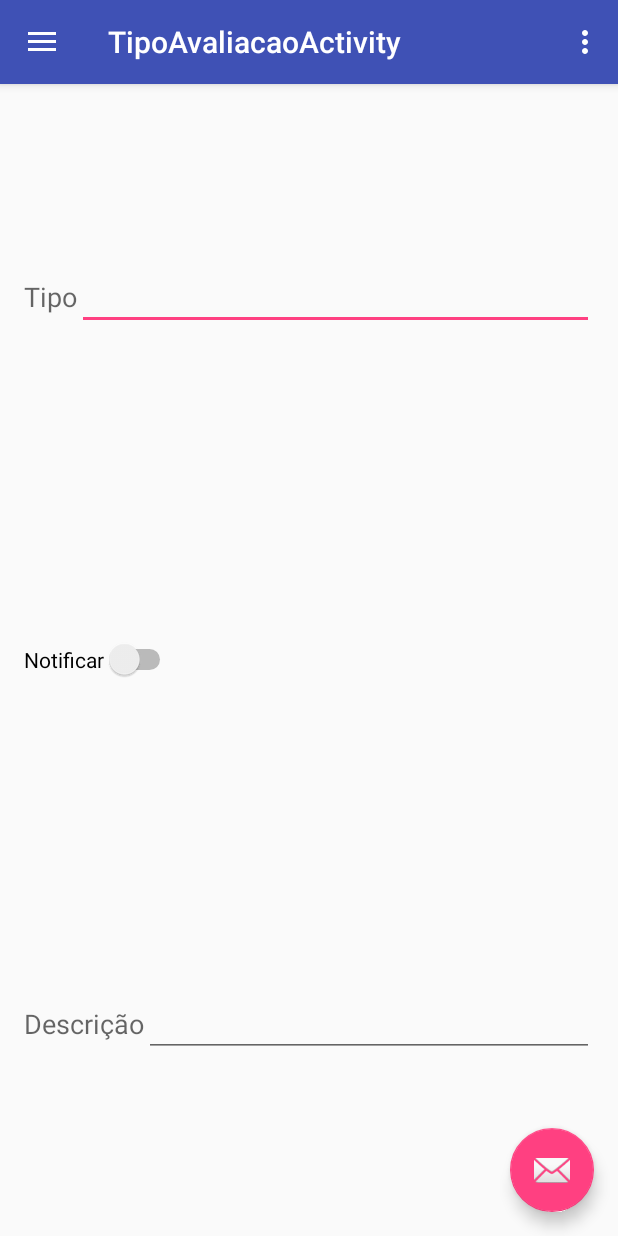
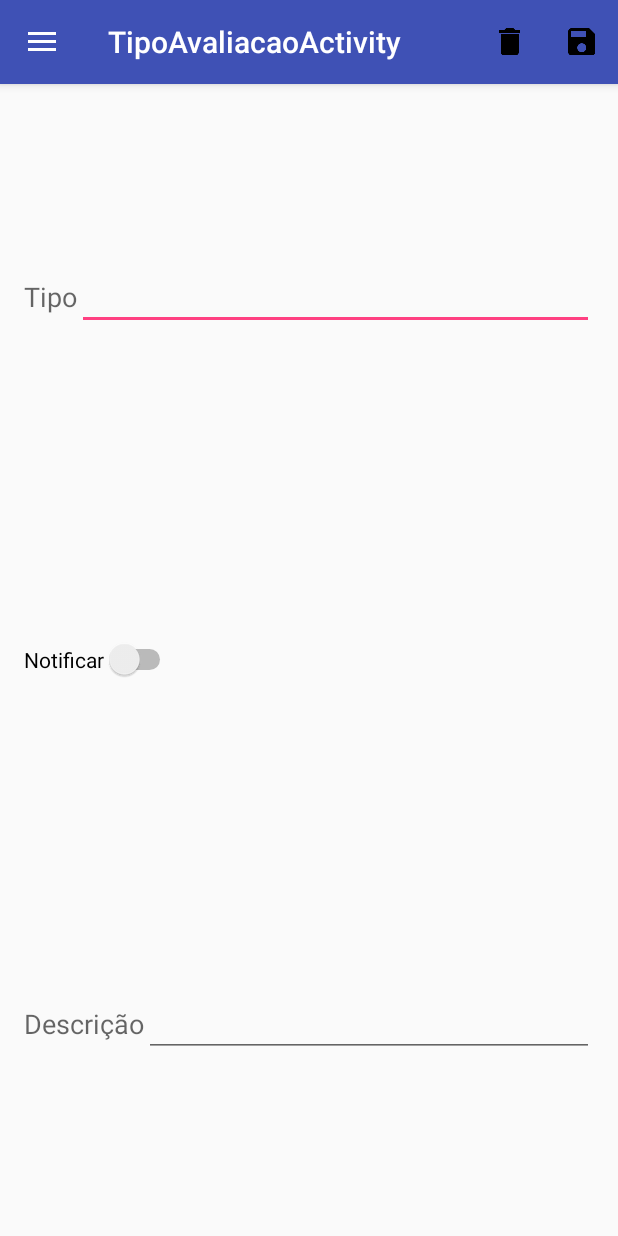
Before and after one commit to EduardoSeguraFornari/Avaliacoes, an Android app: the TipoAvaliacaoActivity screen opened directly, with no data from a screen before it, on a phone screen of 412 x 824 dp. Run offline under Robolectric (Android 15) with nearby library versions, the phone set to English and light mode, and no system bars.

Commit message:
colocando finish nas activitys, utilizando uma pagina de deleção exclusão para todas as ações de deletar, adicionando a ação deletar em TipoAvaliacaoActivity

```diff
--- a/app/src/main/java/com/fornari/eduardo/avaliacoes/AvaliacoesActivity.java
+++ b/app/src/main/java/com/fornari/eduardo/avaliacoes/AvaliacoesActivity.java
@@ -112,9 +112,11 @@ public class AvaliacoesActivity extends AppCompatActivity
 
         if (id == R.id.nav_disciplinas) {
             Intent it = new Intent(AvaliacoesActivity.this, DisciplinasActivity.class);
+            finish();
             startActivityForResult(it, 0);
         } else if (id == R.id.nav_tipos_avaliacao) {
             Intent it = new Intent(AvaliacoesActivity.this, TiposDeAvaliacaoActivity.class);
+            finish();
             startActivityForResult(it, 0);
         }
 
--- a/app/src/main/java/com/fornari/eduardo/avaliacoes/DisciplinasActivity.java
+++ b/app/src/main/java/com/fornari/eduardo/avaliacoes/DisciplinasActivity.java
@@ -53,6 +53,7 @@ public class DisciplinasActivity extends AppCompatActivity
                 Disciplina disciplina = arrayAdapterDisciplinas.getItem(position);
                 Intent intent = new Intent(DisciplinasActivity.this, DisciplinaActivity.class);
                 intent.putExtra("DISCIPLINA_ID", disciplina.getId());
+                finish();
                 startActivity(intent);
             }
         });
@@ -168,9 +169,11 @@ public class DisciplinasActivity extends AppCompatActivity
 
         if (id == R.id.nav_avaliacoes) {
             intent = new Intent(DisciplinasActivity.this, AvaliacoesActivity.class);
+            finish();
             startActivityForResult(intent, 0);
         } else if (id == R.id.nav_tipos_avaliacao) {
             intent = new Intent(DisciplinasActivity.this, TiposDeAvaliacaoActivity.class);
+            finish();
             startActivityForResult(intent, 0);
         }
 
--- a/app/src/main/java/com/fornari/eduardo/avaliacoes/TiposDeAvaliacaoActivity.java
+++ b/app/src/main/java/com/fornari/eduardo/avaliacoes/TiposDeAvaliacaoActivity.java
@@ -48,6 +48,7 @@ public class TiposDeAvaliacaoActivity extends AppCompatActivity
                 TipoAvaliacao tipoAvaliacao = arrayAdapterTiposAvaliacao.getItem(position);
                 Intent intent = new Intent(TiposDeAvaliacaoActivity.this, TipoAvaliacaoActivity.class);
                 intent.putExtra("TIPO_AVALIACAO_ID", tipoAvaliacao.getId());
+                finish();
                 startActivity(intent);
             }
         });
@@ -152,9 +153,11 @@ public class TiposDeAvaliacaoActivity extends AppCompatActivity
         Intent intent;
         if (id == R.id.nav_avaliacoes) {
             intent = new Intent(TiposDeAvaliacaoActivity.this, AvaliacoesActivity.class);
+            finish();
             startActivityForResult(intent, 0);
         } else if (id == R.id.nav_disciplinas) {
             intent = new Intent(TiposDeAvaliacaoActivity.this, DisciplinasActivity.class);
+            finish();
             startActivityForResult(intent, 0);
         }
 
--- a/app/src/main/res/layout/app_bar_tipo_avaliacao.xml
+++ b/app/src/main/res/layout/app_bar_tipo_avaliacao.xml
@@ -23,12 +23,4 @@
 
     <include layout="@layout/content_tipo_avaliacao" />
 
-    <android.support.design.widget.FloatingActionButton
-        android:id="@+id/fab"
-        android:layout_width="wrap_content"
-        android:layout_height="wrap_content"
-        android:layout_gravity="bottom|end"
-        android:layout_margin="@dimen/fab_margin"
-        android:src="@android:drawable/ic_dialog_email" />
-
 </android.support.design.widget.CoordinatorLayout>
--- a/app/src/main/res/layout/deletar_avaliacao.xml
+++ b/app/src/main/res/layout/deletar.xml
@@ -9,7 +9,7 @@
         android:layout_height="wrap_content"
         android:textAppearance="?android:attr/textAppearanceMedium"
         android:text="@string/label_deletar_avaliacao"
-        android:id="@+id/textView"
+        android:id="@+id/textViewDeletar"
         android:layout_gravity="center_horizontal"
         android:layout_marginTop="40px"
         android:layout_marginBottom="120px"
@@ -32,7 +32,7 @@
             <ImageButton
                 android:layout_width="wrap_content"
                 android:layout_height="wrap_content"
-                android:id="@+id/imageButton_deletarAvaliacao"
+                android:id="@+id/imageButton_confirmar_deletar"
                 android:src="@drawable/ic_check_black_24dp"
                 android:layout_gravity="center_horizontal" />
         </LinearLayout>
@@ -46,7 +46,7 @@
             <ImageButton
                 android:layout_width="wrap_content"
                 android:layout_height="wrap_content"
-                android:id="@+id/imageButton_cancelarAvaliacao"
+                android:id="@+id/imageButton_cancelar_deletar"
                 android:src="@drawable/ic_clear_black_24dp"
                 android:layout_gravity="center_horizontal" />
         </LinearLayout>
--- a/app/src/main/res/menu/activity_tipo_avaliacao_drawer.xml
+++ b/app/src/main/res/menu/activity_tipo_avaliacao_drawer.xml
@@ -3,34 +3,14 @@
 
     <group android:checkableBehavior="single">
         <item
-            android:id="@+id/nav_camera"
-            android:icon="@drawable/ic_menu_camera"
-            android:title="Import" />
+            android:id="@+id/nav_avaliacoes"
+            android:title="Avaliações" />
         <item
-            android:id="@+id/nav_gallery"
-            android:icon="@drawable/ic_menu_gallery"
-            android:title="Gallery" />
+            android:id="@+id/nav_disciplinas"
+            android:title="Disciplinas" />
         <item
-            android:id="@+id/nav_slideshow"
-            android:icon="@drawable/ic_menu_slideshow"
-            android:title="Slideshow" />
-        <item
-            android:id="@+id/nav_manage"
-            android:icon="@drawable/ic_menu_manage"
-            android:title="Tools" />
+            android:id="@+id/nav_tipos_avaliacao"
+            android:title="Tipos de Avaliação" />
     </group>
 
-    <item android:title="Communicate">
-        <menu>
-            <item
-                android:id="@+id/nav_share"
-                android:icon="@drawable/ic_menu_share"
-                android:title="Share" />
-            <item
-                android:id="@+id/nav_send"
-                android:icon="@drawable/ic_menu_send"
-                android:title="Send" />
-        </menu>
-    </item>
-
 </menu>
--- a/app/src/main/res/menu/tipo_avaliacao.xml
+++ b/app/src/main/res/menu/tipo_avaliacao.xml
@@ -2,8 +2,15 @@
 <menu xmlns:android="http://schemas.android.com/apk/res/android"
     xmlns:app="http://schemas.android.com/apk/res-auto">
     <item
+        android:id="@+id/action_deletar_tipo_avaliacao"
+        android:orderInCategory="100"
+        android:title="@string/action_deletar"
+        android:icon="@drawable/ic_delete_black_24dp"
+        app:showAsAction="always" />
+    <item
         android:id="@+id/action_salvar_tipo_avaliacao"
         android:orderInCategory="100"
         android:title="@string/action_salvar"
-        app:showAsAction="never" />
+        android:icon="@drawable/ic_save_black_24dp"
+        app:showAsAction="always" />
 </menu>
```
Also changed, not shown: app/src/main/java/com/fornari/eduardo/avaliacoes/AvaliacaoActivity.java (+8 -8 lines), app/src/main/java/com/fornari/eduardo/avaliacoes/DisciplinaActivity.java (+17 -8 lines), app/src/main/java/com/fornari/eduardo/avaliacoes/TipoAvaliacaoActivity.java (+50 -20 lines), app/src/main/java/com/fornari/eduardo/avaliacoes/dao/TipoAvaliacaoDAO.java (+9 -0 lines), app/src/main/res/layout/deletar_disciplina.xml (deleted, +0 -55 lines), app/src/main/res/menu/avaliacao.xml (+9 -7 lines), app/src/main/res/menu/disciplina.xml (+7 -8 lines).
